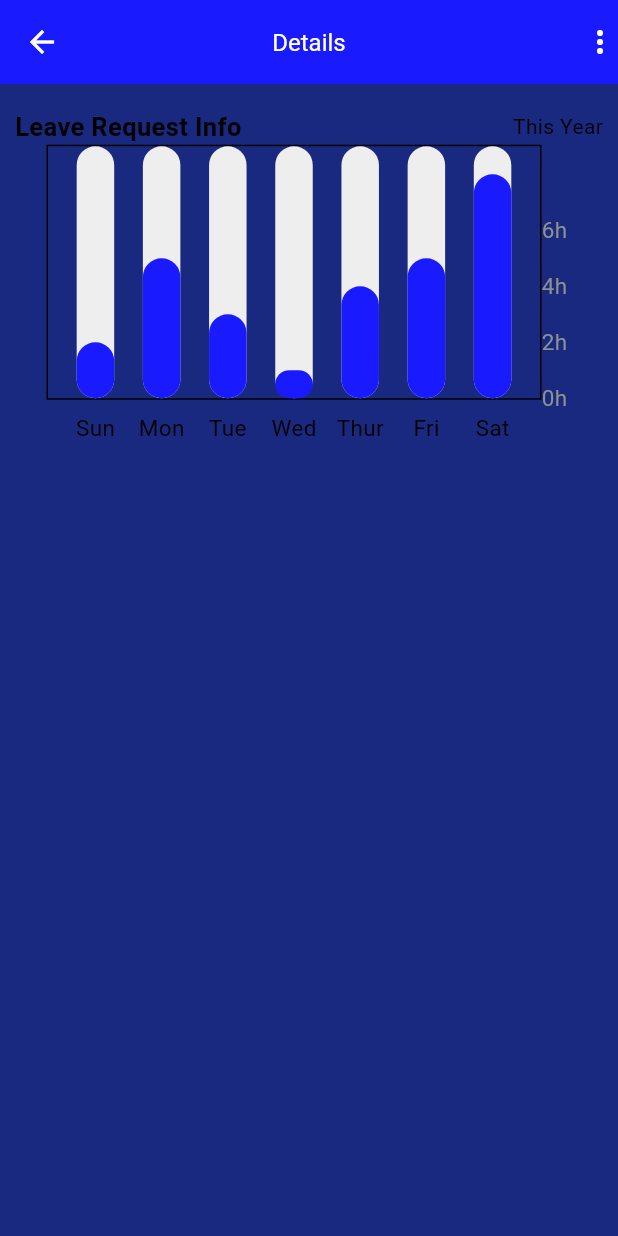
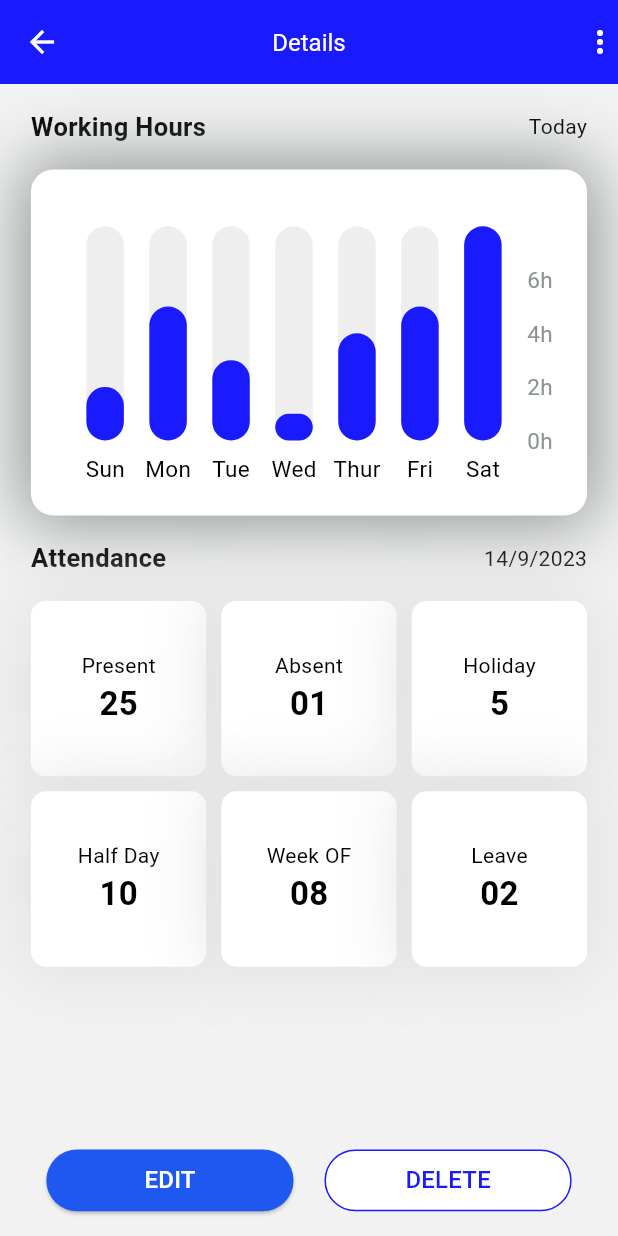
Before and after one commit to RDfahad/apphrmsnew, a Flutter app: the DetailScreen screen opened directly, on a phone screen of 412 x 824 dp. Run offline on Flutter 3.47's test engine with Material 2 defaults, Android fonts, the phone set to English and light mode, and no system bars; drawn by our look-alikes of fl_chart; our stand-ins replace flutter_bloc, get_it, hive, hive_flutter; accounts and stored records are empty.

Commit message:
DetailScreenCompleted

```diff
--- a/lib/main.dart
+++ b/lib/main.dart
@@ -3,6 +3,8 @@ import 'package:flutter_bloc/flutter_bloc.dart';
 import 'package:get_it/get_it.dart';
 import 'package:hive_flutter/hive_flutter.dart';
 import 'package:hr_emp_proj/ui/screens/authentication/view/example.dart';
+import 'package:hr_emp_proj/ui/screens/bottom_navigation/screen/bottom_navigation_screen.dart';
+import 'package:hr_emp_proj/ui/screens/detail/screen/detail_screen.dart';
 import '/ui/screens/authentication/bloc/authentication_bloc.dart';
 import '/ui/screens/bottom_navigation/cubit/bottom_navigation_cubit.dart';
 import '/ui/screens/onboarding/bloc/onboarding_bloc.dart';
@@ -68,7 +70,7 @@ class MyApp extends StatelessWidget {
             onSurface: Color(0xFF1A2980)),
         useMaterial3: true,
       ),
-      home: OnboardingScreen(),
+      home: BottomNavigationWidget(),
     );
   }
 }
--- /dev/null
+++ b/lib/ui/screens/detail/screen/attendance_section.dart
@@ -0,0 +1,61 @@
+import 'package:flutter/material.dart';
+import '/utils/app_color.dart';
+
+class AttendanceReportCard extends StatelessWidget {
+  const AttendanceReportCard({
+    super.key,
+    this.listColor,
+    required this.listCards,
+  });
+
+  final List? listColor;
+  final Map<String, String> listCards;
+
+  @override
+  Widget build(BuildContext context) {
+    return GridView.builder(
+      gridDelegate: const SliverGridDelegateWithFixedCrossAxisCount(
+        crossAxisCount: 3,
+        crossAxisSpacing: 10,
+        mainAxisSpacing: 10,
+        // childAspectRatio: 1.15,
+      ),
+      itemCount: listCards.length,
+      itemBuilder: (BuildContext context, int index) {
+        return Container(
+          // height: context.getScreenHeight * 0.12,
+          // width: context.getScreenWidth * 0.3,
+          decoration: BoxDecoration(
+            boxShadow: [
+              BoxShadow(
+                spreadRadius: 5,
+                color: Colors.grey.shade300,
+                blurRadius: 40,
+              ),
+            ],
+            borderRadius: BorderRadius.circular(10),
+            color: listColor != null ? listColor![index] : AppColor.whiteColor,
+          ),
+          child: Column(
+            mainAxisAlignment: MainAxisAlignment.center,
+            children: [
+              Text(
+                listCards.keys.elementAt(index),
+                style:
+                    const TextStyle(fontSize: 14, color: AppColor.blackColor),
+              ),
+              Text(
+                listCards.values.elementAt(index),
+                style: const TextStyle(
+                  fontSize: 22,
+                  fontWeight: FontWeight.bold,
+                  color: AppColor.blackColor,
+                ),
+              ),
+            ],
+          ),
+        );
+      },
+    );
+  }
+}
--- a/lib/ui/screens/detail/screen/detail_screen.dart
+++ b/lib/ui/screens/detail/screen/detail_screen.dart
@@ -1,15 +1,26 @@
 import 'package:flutter/material.dart';
+import 'package:hr_emp_proj/ui/screens/detail/screen/attendance_section.dart';
+import 'package:hr_emp_proj/ui/widgets/round_button.dart';
 import '/ui/widgets/custom_app_bar.dart';
 import '/ui/widgets/fl_charts/bar_graph.dart';
 import '/utils/app_color.dart';
 import '/utils/extension_methods.dart';
 
 class DetailScreen extends StatelessWidget {
-  const DetailScreen({super.key});
-
+  DetailScreen({super.key});
+  final DateTime date = DateTime.now();
+  final Map<String, String> listCards = {
+    'Present': '25',
+    'Absent': '01',
+    'Holiday': '5',
+    'Half Day': '10',
+    'Week OF': '08',
+    'Leave': '02',
+  };
   @override
   Widget build(BuildContext context) {
     return Scaffold(
+      backgroundColor: AppColor.appBackgroundColor,
       appBar: PreferredSize(
         preferredSize: const Size(double.infinity, kToolbarHeight),
         child: CustomAppBar(
@@ -29,16 +40,17 @@ class DetailScreen extends StatelessWidget {
           ],
         ),
       ),
-      body: Column(
+      body: Padding(
+        padding:
+            EdgeInsets.symmetric(horizontal: context.getScreenWidth * 0.05),
+        child: Column(
           children: [
             SizedBox(height: context.getScreenHeight * 0.02),
-          const Padding(
-            padding: EdgeInsets.symmetric(horizontal: 10),
-            child: Row(
+            const Row(
               mainAxisAlignment: MainAxisAlignment.spaceBetween,
               children: [
                 Text(
-                  'Leave Request Info',
+                  'Working Hours',
                   style: TextStyle(
                     fontWeight: FontWeight.w600,
                     fontSize: 17,
@@ -46,7 +58,7 @@ class DetailScreen extends StatelessWidget {
                   ),
                 ),
                 Text(
-                  'This Year',
+                  'Today',
                   style: TextStyle(
                     fontWeight: FontWeight.w400,
                     fontSize: 14,
@@ -55,11 +67,22 @@ class DetailScreen extends StatelessWidget {
                 ),
               ],
             ),
+            SizedBox(height: context.getScreenHeight * 0.02),
+            Container(
+              height: context.getScreenHeight * 0.28,
+              width: context.getScreenWidth * 0.95,
+              padding: const EdgeInsets.all(20),
+              decoration: BoxDecoration(
+                  boxShadow: const [
+                    BoxShadow(
+                      spreadRadius: 5,
+                      color: AppColor.secondaryTextColor,
+                      blurRadius: 40,
                     ),
-          Container(
-            height: 200,
-            width: 350,
-            child: MyBarGraph(
+                  ],
+                  color: AppColor.whiteColor,
+                  borderRadius: BorderRadius.circular(15)),
+              child: const MyBarGraph(
                 monthlySummary: <double>[
                   2,
                   5,
@@ -71,7 +94,54 @@ class DetailScreen extends StatelessWidget {
                 ],
               ),
             ),
+            SizedBox(height: context.getScreenHeight * 0.02),
+            Row(
+              mainAxisAlignment: MainAxisAlignment.spaceBetween,
+              children: [
+                const Text(
+                  'Attendance',
+                  style: TextStyle(
+                    fontWeight: FontWeight.w600,
+                    fontSize: 17,
+                    color: AppColor.blackColor,
+                  ),
+                ),
+                Text(
+                  '${date.day}/${date.month}/${date.year}',
+                  style: const TextStyle(
+                    fontWeight: FontWeight.w400,
+                    fontSize: 14,
+                    color: AppColor.blackColor,
+                  ),
+                ),
               ],
+            ),
+            SizedBox(height: context.getScreenHeight * 0.02),
+            Expanded(child: AttendanceReportCard(listCards: listCards)),
+            Row(
+              mainAxisAlignment: MainAxisAlignment.spaceAround,
+              children: [
+                RoundElevatedButton(
+                  borderRadius: 25,
+                  height: context.getScreenHeight * 0.05,
+                  width: context.getScreenWidth * 0.4,
+                  title: "EDIT",
+                  onPress: () {},
+                ),
+                RoundButton(
+                  borderRadius: 25,
+                  height: context.getScreenHeight * 0.05,
+                  width: context.getScreenWidth * 0.4,
+                  title: "DELETE",
+                  textColor: AppColor.primaryColor,
+                  buttonColor: AppColor.whiteColor,
+                  onPress: () {},
+                ),
+              ],
+            ),
+            SizedBox(height: context.getScreenHeight * 0.02),
+          ],
+        ),
       ),
     );
   }
--- a/lib/ui/widgets/fl_charts/bar_graph.dart
+++ b/lib/ui/widgets/fl_charts/bar_graph.dart
@@ -1,5 +1,3 @@
-
-
 import 'package:fl_chart/fl_chart.dart';
 import 'package:flutter/material.dart';
 import '/ui/widgets/fl_charts/bar_data.dart';
@@ -34,36 +32,25 @@ class MyBarGraph extends StatelessWidget {
       BarChartData(
         minY: 0,
         maxY: 9,
-        gridData:const FlGridData(show: false),
-        borderData: FlBorderData(show: true),
+        gridData: const FlGridData(show: false),
+        borderData: FlBorderData(show: false),
         titlesData: FlTitlesData(
           show: true,
-          topTitles: const AxisTitles(sideTitles: SideTitles(showTitles: false)),
+          topTitles:
+              const AxisTitles(sideTitles: SideTitles(showTitles: false)),
           rightTitles: AxisTitles(
             sideTitles: SideTitles(
               showTitles: true,
               getTitlesWidget: (value, title) {
                 switch (value.toInt()) {
                   case 0:
-                    return const Text(
-                      "0h",
-                      style: style,
-                    );
+                    return const Text("0h", style: style);
                   case 2:
-                    return const Text(
-                      "2h",
-                      style: style,
-                    );
+                    return const Text("2h", style: style);
                   case 4:
-                    return const Text(
-                      "4h",
-                      style: style,
-                    );
+                    return const Text("4h", style: style);
                   case 6:
-                    return const Text(
-                      "6h",
-                      style: style,
-                    );
+                    return const Text("6h", style: style);
                   default:
                     return const Text("");
                 }
@@ -71,7 +58,8 @@ class MyBarGraph extends StatelessWidget {
               reservedSize: 20,
             ),
           ),
-          leftTitles:const AxisTitles(sideTitles: SideTitles(showTitles: false)),
+          leftTitles:
+              const AxisTitles(sideTitles: SideTitles(showTitles: false)),
           bottomTitles: const AxisTitles(
             sideTitles: SideTitles(
               showTitles: true,
@@ -93,7 +81,7 @@ class MyBarGraph extends StatelessWidget {
                     backDrawRodData: BackgroundBarChartRodData(
                       show: true,
                       color: Colors.grey[200],
-                      toY: 10,
+                      toY: 8,
                     ),
                   ),
                 ],
--- a/lib/ui/widgets/round_button.dart
+++ b/lib/ui/widgets/round_button.dart
@@ -3,7 +3,7 @@ import '/utils/app_color.dart';
 import '/utils/extension_methods.dart';
 
 class RoundButton extends StatelessWidget {
-  const RoundButton({
+  RoundButton({
     Key? key,
     this.buttonColor = AppColor.primaryButtonColor,
     this.textColor,
@@ -13,6 +13,7 @@ class RoundButton extends StatelessWidget {
     this.height = 50,
     this.borderRadius = 10,
     this.loading = false,
+    this.borderColor = AppColor.primaryColor,
   }) : super(key: key);
 
   final bool loading;
@@ -22,6 +23,7 @@ class RoundButton extends StatelessWidget {
   final VoidCallback onPress;
 
   final Color? textColor, buttonColor;
+  Color borderColor;
   @override
   Widget build(BuildContext context) {
     return InkWell(
@@ -32,12 +34,13 @@ class RoundButton extends StatelessWidget {
           width: width,
           decoration: BoxDecoration(
               color: buttonColor,
-              borderRadius: BorderRadius.circular(borderRadius)),
+              borderRadius: BorderRadius.circular(borderRadius),
+              border: Border.all(color: borderColor)),
           child: loading
               ? const Center(child: CircularProgressIndicator())
               : Center(
                   child: Text(title,
-                      style: Theme.of(context).textTheme.titleLarge!.copyWith(
+                      style: Theme.of(context).textTheme.titleMedium!.copyWith(
                           // fontWeight: FontWeight.bold,
                           color: textColor != null
                               ? textColor
@@ -54,7 +57,7 @@ class RoundElevatedButton extends StatelessWidget {
     required this.title,
     this.onPress,
     this.width = 60,
-    this.height = 50,
+    this.height,
     this.borderRadius = 10,
     this.loading = false,
     this.fontStyle,
@@ -62,7 +65,8 @@ class RoundElevatedButton extends StatelessWidget {
 
   final bool loading;
   final String title;
-  final double height, width;
+  final double? height;
+  final double width;
   final double borderRadius;
   final VoidCallback? onPress;
   final FontStyle? fontStyle;
@@ -72,7 +76,7 @@ class RoundElevatedButton extends StatelessWidget {
   Widget build(BuildContext context) {
     return SizedBox(
       width: width,
-      height: context.getScreenHeight * 0.06,
+      height: height != null ? height : context.getScreenHeight * 0.06,
       child: ElevatedButton(
           onPressed: onPress,
           style: ButtonStyle(
@@ -90,7 +94,7 @@ class RoundElevatedButton extends StatelessWidget {
               : Center(
                   child: Text(
                     title,
-                    style: Theme.of(context).textTheme.titleLarge!.copyWith(
+                    style: Theme.of(context).textTheme.titleMedium!.copyWith(
                         // fontWeight: FontWeight.bold,
                         fontStyle:
                             fontStyle != null ? fontStyle : FontStyle.normal,
```
Also changed, not shown: lib/ui/screens/dashboard/view/leave_request.dart (+3 -48 lines), lib/ui/widgets/status_card.dart (added, +50 -0 lines). Lines whose indentation alone changed are shown as unchanged.
